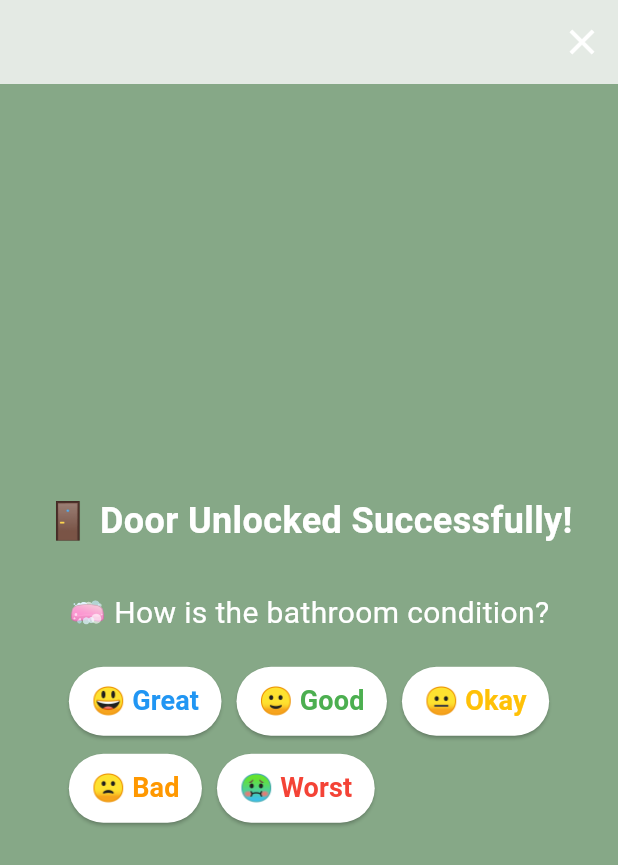
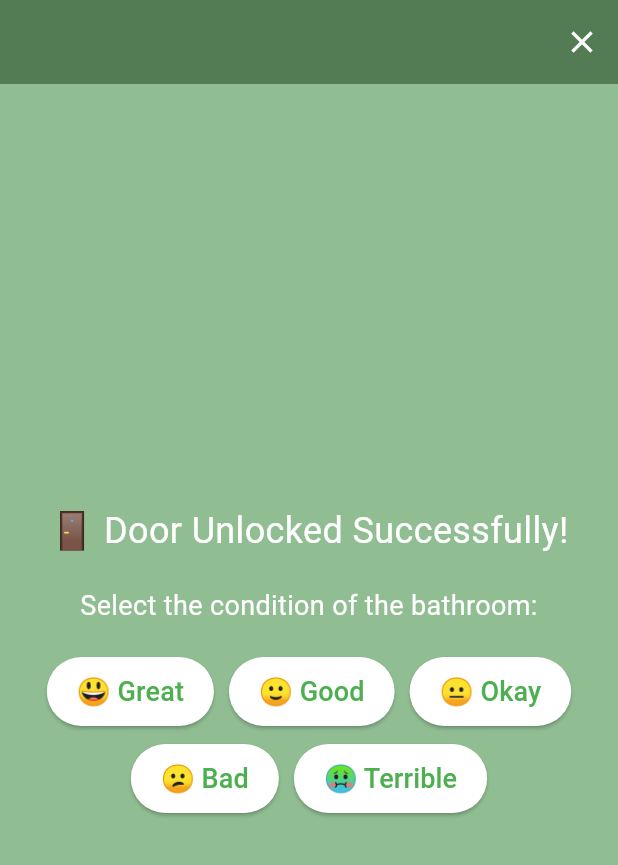
Before and after one commit to dhwani93/copa_flutter_v0, a Flutter app: the UnlockSuccessScreen screen opened directly, on a phone screen of 412 x 824 dp. Shown: the top 865 px of the screen. Run offline on Flutter 3.47's test engine with Material 3 defaults, Android fonts, the phone set to English and light mode, and no system bars; our stand-ins replace flutter_blue_plus, permission_handler; missing offline and left inert: mobile_scanner.

Commit message:
Adding some cosmetic changes

```diff
--- a/lib/screens/qr_scanner_screen.dart
+++ b/lib/screens/qr_scanner_screen.dart
@@ -41,12 +41,6 @@ class _QRScannerScreenState extends State<QRScannerScreen> {
     return Scaffold(
       appBar: AppBar(
         title: const Text("SmartPotty"),
-        leading: IconButton(
-          icon: const Icon(Icons.arrow_back),
-          onPressed: () {
-            Navigator.pop(context); // ✅ Go back to the home screen
-          },
-        ),
       ),
       body: Center(
         child: showScanner
--- a/lib/screens/unlock_success_screen.dart
+++ b/lib/screens/unlock_success_screen.dart
@@ -7,13 +7,13 @@ class UnlockSuccessScreen extends StatelessWidget {
   @override
   Widget build(BuildContext context) {
     return Scaffold(
-      backgroundColor: const Color.fromARGB(255, 134, 168, 135),
+      backgroundColor: const Color.fromARGB(255, 144, 189, 146),
       appBar: AppBar(
-        backgroundColor: const Color.fromARGB(255, 228, 234, 228),
-        elevation: 0,
+        backgroundColor: const Color.fromARGB(255, 83, 124, 85),
+        automaticallyImplyLeading: false, // Remove default back button
         actions: [
           IconButton(
-            icon: const Icon(Icons.close, color: Colors.white, size: 28),
+            icon: const Icon(Icons.close, color: Colors.white),
             onPressed: () {
               Navigator.pushAndRemoveUntil(
                 context,
@@ -26,54 +26,45 @@ class UnlockSuccessScreen extends StatelessWidget {
         ],
       ),
       body: Center(
-        child: Padding(
-          padding: const EdgeInsets.all(20),
         child: Column(
           mainAxisAlignment: MainAxisAlignment.center,
           children: [
             const Text(
               "🚪 Door Unlocked Successfully!",
-                style: TextStyle(
-                    fontSize: 24,
-                    color: Colors.white,
-                    fontWeight: FontWeight.bold),
-                textAlign: TextAlign.center,
-              ),
-              const SizedBox(height: 30),
-              const Text(
-                "🧼 How is the bathroom condition?",
-                style: TextStyle(fontSize: 20, color: Colors.white),
+              style: TextStyle(fontSize: 24, color: Colors.white),
               textAlign: TextAlign.center,
             ),
             const SizedBox(height: 20),
-
-              // ⭐ User Feedback Options
+            const Text(
+              "Select the condition of the bathroom:",
+              style: TextStyle(fontSize: 18, color: Colors.white),
+              textAlign: TextAlign.center,
+            ),
+            const SizedBox(height: 20),
+            // ⭐ Feedback buttons in the center
             Wrap(
+              alignment: WrapAlignment.center,
               spacing: 10,
               runSpacing: 10,
               children: [
-                  _feedbackButton(context, "😃 Great", Colors.blue),
-                  _feedbackButton(context, "🙂 Good", Colors.green),
-                  _feedbackButton(context, "😐 Okay", Colors.amber),
-                  _feedbackButton(context, "🙁 Bad", Colors.orange),
-                  _feedbackButton(context, "🤢 Worst", Colors.red),
+                _buildFeedbackButton(context, "😃 Great"),
+                _buildFeedbackButton(context, "🙂 Good"),
+                _buildFeedbackButton(context, "😐 Okay"),
+                _buildFeedbackButton(context, "😕 Bad"),
+                _buildFeedbackButton(context, "🤢 Terrible"),
               ],
             ),
           ],
         ),
       ),
-      ),
     );
   }
 
-  // 🛠️ Helper Function for Feedback Buttons
-  Widget _feedbackButton(BuildContext context, String text, Color color) {
+  // Helper function for feedback buttons
+  Widget _buildFeedbackButton(BuildContext context, String label) {
     return ElevatedButton(
       onPressed: () {
-        // TODO: Send feedback to the backend here
-        debugPrint("User selected feedback: $text"); // Log feedback for now
-
-        // Navigate back to the QR Scanner screen
+        // TODO: Send feedback to backend
         Navigator.pushAndRemoveUntil(
           context,
           MaterialPageRoute(builder: (context) => const QRScannerScreen()),
@@ -82,12 +73,11 @@ class UnlockSuccessScreen extends StatelessWidget {
       },
       style: ElevatedButton.styleFrom(
         backgroundColor: Colors.white,
-        padding: const EdgeInsets.symmetric(horizontal: 15, vertical: 10),
+        padding: const EdgeInsets.symmetric(horizontal: 20, vertical: 10),
       ),
       child: Text(
-        text,
-        style:
-            TextStyle(fontSize: 18, color: color, fontWeight: FontWeight.bold),
+        label,
+        style: const TextStyle(fontSize: 18, color: Colors.green),
       ),
     );
   }
```
Lines whose indentation alone changed are shown as unchanged.
